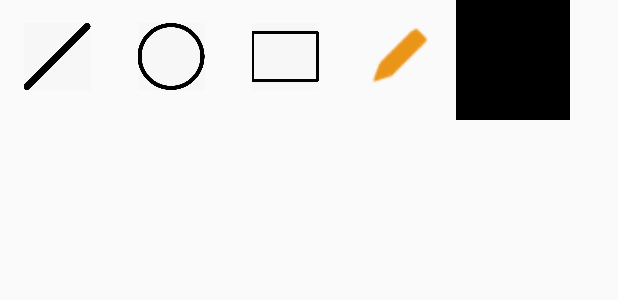
After one commit to Nan2657862535/android-palette-master, an Android app: the layout shape_popupwindow.xml on its own in the app's theme, with its tools: preview values and no code run, on a phone screen of 412 x 824 dp. The commit adds this screen. Shown: the top 300 px of the screen. Run offline under Robolectric (Android 15) with nearby library versions, the phone set to English and light mode, and no system bars.

Commit message:
修改了图标

```diff
--- a/app/src/main/java/com/beyondsw/palette/MainActivity.java
+++ b/app/src/main/java/com/beyondsw/palette/MainActivity.java
@@ -216,6 +216,7 @@ public class MainActivity extends AppCompatActivity implements View.OnClickListe
                 mPaletteView.redo();
                 break;
             case R.id.pen:
+                showShapePopupWindow(v);
                 v.setSelected(true);
                 mEraserView.setSelected(false);
                 mPaletteView.setMode(PaletteView.Mode.DRAW);
@@ -229,6 +230,10 @@ public class MainActivity extends AppCompatActivity implements View.OnClickListe
                 mPaletteView.clear();
                 break;
         }
+    }
+
+    private void showShapePopupWindow(View v) {
+
     }
 
     private void showSetupPopupWindow(View v) {
--- /dev/null
+++ b/app/src/main/res/layout/shape_popupwindow.xml
@@ -0,0 +1,60 @@
+<?xml version="1.0" encoding="utf-8"?>
+<LinearLayout xmlns:android="http://schemas.android.com/apk/res/android"
+    android:id="@+id/comment_item_linear"
+    android:layout_width="380dp"
+    android:layout_height="80dp"
+    android:gravity="center"
+    android:orientation="vertical">
+
+    <LinearLayout
+        android:layout_width="match_parent"
+        android:layout_height="wrap_content"
+        android:orientation="horizontal">
+        <ImageView
+            android:id="@+id/line"
+            android:layout_width="0dp"
+            android:layout_height="match_parent"
+            android:layout_weight="1"
+            android:gravity="center"
+            android:paddingBottom="20dp"
+            android:paddingTop="15dp"
+            android:src="@drawable/line"/>
+        <ImageView
+            android:id="@+id/circle"
+            android:layout_width="0dp"
+            android:layout_height="match_parent"
+            android:layout_weight="1"
+            android:gravity="center"
+            android:paddingBottom="20dp"
+            android:paddingTop="15dp"
+            android:src="@drawable/circle"/>
+        <ImageView
+            android:id="@+id/rectangle"
+            android:layout_width="0dp"
+            android:layout_height="match_parent"
+            android:layout_weight="1"
+            android:gravity="center"
+            android:paddingBottom="20dp"
+            android:paddingTop="15dp"
+            android:src="@drawable/rectangle" />
+        <ImageView
+            android:id="@+id/pen"
+            android:layout_width="0dp"
+            android:layout_height="match_parent"
+            android:layout_weight="1"
+            android:gravity="center"
+            android:paddingBottom="20dp"
+            android:paddingTop="15dp"
+            android:src="@drawable/pen" />
+        <ImageView
+            android:id="@+id/colorBlack"
+            android:layout_width="0dp"
+            android:layout_height="match_parent"
+            android:layout_weight="1"
+            android:gravity="center"
+            android:paddingBottom="20dp"
+            android:paddingTop="15dp"
+            android:background="@color/colorBlack" />
+    </LinearLayout>
+
+</LinearLayout>
```
Also changed, not shown: app/src/main/java/com/beyondsw/palette/popupwindow/shapepopupwindow.java (+128 -1 lines), app/src/main/res/menu/menu.xml (+4 -4 lines), app/src/main/res/drawable/circle.jpg (added), app/src/main/res/drawable/line.jpg (added), app/src/main/res/drawable/openfromxml.jpg (added), app/src/main/res/drawable/rectangle.jpg (added).
